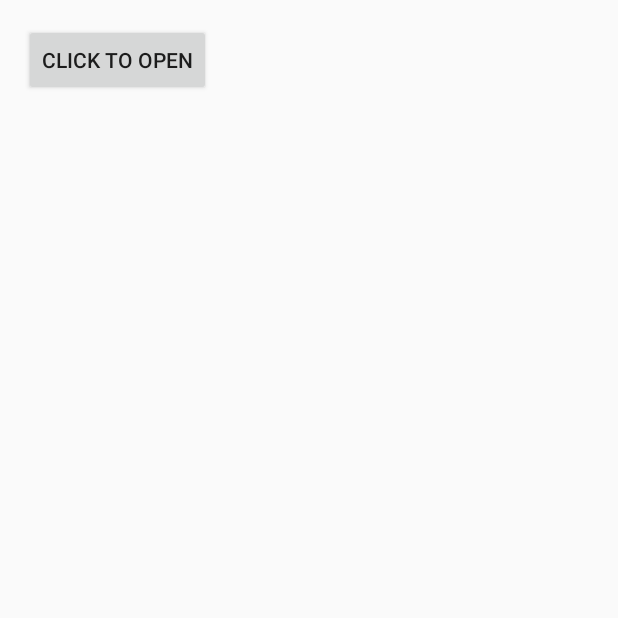
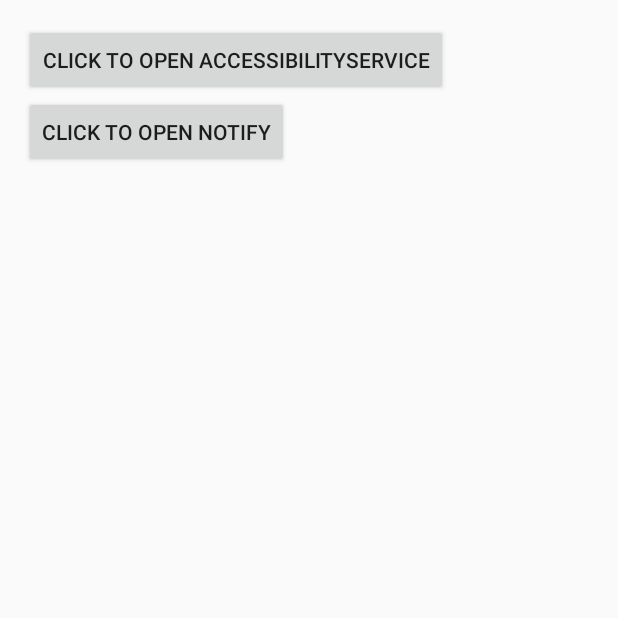
Before and after one commit to huanglongyu/Demos, an Android app: the screen it shows after launch (MainActivity), on a phone screen of 412 x 824 dp, the top half of it. Run offline under Robolectric (Android 15) with nearby library versions, the phone set to English and light mode, and no system bars; libraries missing offline, so code that uses them is left out: com.android.internal.

Commit message:
[LuckyMoneyDemo] add NotificationListenerService implement

```diff
--- a/Android/LuckyMoneyDemo/app/src/main/java/com/example/hly/common/Utils.java
+++ b/Android/LuckyMoneyDemo/app/src/main/java/com/example/hly/common/Utils.java
@@ -1,17 +1,21 @@
 package com.example.hly.common;
 
+import android.accessibilityservice.AccessibilityServiceInfo;
 import android.app.Notification;
 import android.app.PendingIntent;
 import android.content.ComponentName;
+import android.content.Context;
 import android.graphics.Rect;
 import android.os.Build;
 import android.os.IBinder;
 import android.os.Parcelable;
 import android.os.RemoteException;
 import android.os.ServiceManager;
+import android.provider.Settings;
 import android.text.TextUtils;
 import android.util.Log;
 import android.view.accessibility.AccessibilityEvent;
+import android.view.accessibility.AccessibilityManager;
 import android.view.accessibility.AccessibilityNodeInfo;
 
 import com.android.internal.statusbar.IStatusBarService;
@@ -167,4 +171,35 @@ public class Utils {
         map.put(KEY_LAST_NOTE_RECT, lastHBRect);
         return map;
     }
+
+    public static boolean isNotifyServiceEnable(Context context) {
+        String pkgName = context.getPackageName();
+        final String flat = Settings.Secure.getString(context.getContentResolver(), "enabled_notification_listeners");
+        if (!TextUtils.isEmpty(flat)) {
+            final String[] names = flat.split(":");
+            for (int i = 0; i < names.length; i++) {
+                final ComponentName cn = ComponentName.unflattenFromString(names[i]);
+                if (cn != null) {
+                    if (TextUtils.equals(pkgName, cn.getPackageName())) {
+                        return true;
+                    }
+                }
+            }
+        }
+        return false;
+    }
+
+    public static boolean isAccessibilityServiceEnabled(Context context) {
+        AccessibilityManager accessibilityManager =
+                (AccessibilityManager) context.getSystemService(Context.ACCESSIBILITY_SERVICE);
+        List<AccessibilityServiceInfo> accessibilityServices =
+                accessibilityManager.getEnabledAccessibilityServiceList(AccessibilityServiceInfo.FEEDBACK_GENERIC);
+        for (AccessibilityServiceInfo info : accessibilityServices) {
+            Log.i(TAG, "isAccessibilityServiceEnabled: :" + info.getId() + " " + context.getPackageName() + ".HongbaoService");
+            if (info.getId().equals(context.getPackageName() + "/.HongbaoService")) {
+                return true;
+            }
+        }
+        return false;
+    }
 }
--- a/Android/LuckyMoneyDemo/app/src/main/java/com/example/hly/luckymoneydemo/GrabImpl.java
+++ b/Android/LuckyMoneyDemo/app/src/main/java/com/example/hly/luckymoneydemo/GrabImpl.java
@@ -8,4 +8,8 @@ import android.view.accessibility.AccessibilityEvent;
 
 public interface GrabImpl {
     void doGrab(AccessibilityEvent events, String activityName);
+
+    interface Notification {
+        void doGrab(android.app.Notification notification);
+    }
 }
--- a/Android/LuckyMoneyDemo/app/src/main/java/com/example/hly/luckymoneydemo/MainActivity.java
+++ b/Android/LuckyMoneyDemo/app/src/main/java/com/example/hly/luckymoneydemo/MainActivity.java
@@ -1,60 +1,70 @@
 package com.example.hly.luckymoneydemo;
 
-import android.accessibilityservice.AccessibilityServiceInfo;
 import android.app.Activity;
-import android.content.Context;
 import android.content.Intent;
 import android.os.Bundle;
 import android.provider.Settings;
-import android.util.Log;
 import android.view.View;
-import android.view.accessibility.AccessibilityManager;
 import android.widget.Button;
 
-import java.util.List;
+import com.example.hly.common.Utils;
 
 public class MainActivity extends Activity implements View.OnClickListener {
     private static final String TAG = "longyu";
-    private AccessibilityManager accessibilityManager;
-    private boolean isEnabled = false;
+    private boolean isAccessibilityService = false;
+    private boolean isNotifyEnable = false;
+
+    private Button bt, bt2;
 
     @Override
     protected void onCreate(Bundle savedInstanceState) {
         super.onCreate(savedInstanceState);
         setContentView(R.layout.activity_main);
-        accessibilityManager = (AccessibilityManager) getSystemService(Context.ACCESSIBILITY_SERVICE);
-        Button bt = (Button) findViewById(R.id.switchButton);
+
+        bt = (Button) findViewById(R.id.switchButton);
         bt.setOnClickListener(this);
+        bt2 = (Button) findViewById(R.id.notify_switchButton);
+        bt2.setOnClickListener(this);
+    }
 
-        isEnabled = isServiceEnabled();
-        if (isEnabled) {
-            bt.setText("opened");
-        } else {
-            bt.setText("click to open");
-        }
+    @Override
+    protected void onResume() {
+        super.onResume();
+        updateButtonState();
     }
 
     @Override
     public void onClick(View v) {
         switch (v.getId()) {
             case R.id.switchButton:
-                if (!isEnabled) {
+                if (!isAccessibilityService) {
                     Intent intent = new Intent(Settings.ACTION_ACCESSIBILITY_SETTINGS);
+                    startActivity(intent);
+                }
+                break;
+            case R.id.notify_switchButton:
+                if (!isNotifyEnable) {
+                    Intent intent = new Intent(Settings.ACTION_NOTIFICATION_LISTENER_SETTINGS);
                     startActivity(intent);
                 }
                 break;
         }
     }
 
-    private boolean isServiceEnabled() {
-        List<AccessibilityServiceInfo> accessibilityServices =
-                accessibilityManager.getEnabledAccessibilityServiceList(AccessibilityServiceInfo.FEEDBACK_GENERIC);
-        for (AccessibilityServiceInfo info : accessibilityServices) {
-            Log.i(TAG, "isServiceEnabled: :" + info.getId() + " " + getPackageName() + ".HongbaoService");
-            if (info.getId().equals(getPackageName() + "/.HongbaoService")) {
-                return true;
-            }
+    private void updateButtonState() {
+        isAccessibilityService = Utils.isAccessibilityServiceEnabled(this);
+        if (isAccessibilityService) {
+            bt.setText("AccessibilityService opened");
+        } else {
+            bt.setText("click to open AccessibilityService");
         }
-        return false;
+        isNotifyEnable = Utils.isNotifyServiceEnable(this);
+        if (isNotifyEnable) {
+            bt2.setText("notify opened");
+        } else {
+            bt2.setText("click to open notify");
+        }
     }
+
+
 }
--- a/Android/LuckyMoneyDemo/app/src/main/res/layout/activity_main.xml
+++ b/Android/LuckyMoneyDemo/app/src/main/res/layout/activity_main.xml
@@ -15,4 +15,11 @@
         android:layout_width="wrap_content"
         android:layout_height="wrap_content"
         android:text="Hello World!" />
+
+    <Button
+        android:id="@+id/notify_switchButton"
+        android:layout_below="@id/switchButton"
+        android:layout_width="wrap_content"
+        android:layout_height="wrap_content"
+        android:text="Hello World!" />
 </RelativeLayout>
```
Also changed, not shown: Android/LuckyMoneyDemo/app/src/main/AndroidManifest.xml (+10 -0 lines), Android/LuckyMoneyDemo/app/src/main/java/com/example/hly/common/PowerUtils.java (added, +103 -0 lines), Android/LuckyMoneyDemo/app/src/main/java/com/example/hly/luckymoneydemo/MonitorNotificationService.java (added, +105 -0 lines), Android/LuckyMoneyDemo/app/src/main/java/com/example/hly/luckymoneydemo/NotificationImpl.java (added, +47 -0 lines).
